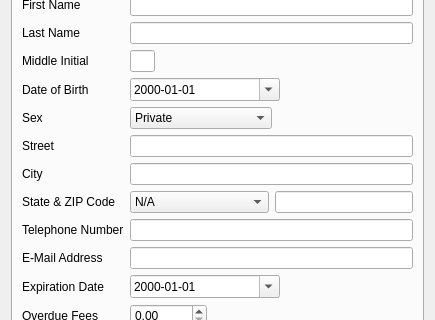
Old version of the form UI/biblioteq_userinfo.ui in the repository textbrowser/biblioteq; both pictures show x 0 to 435 and y 109 to 429 of the 435 by 730 pixel window.
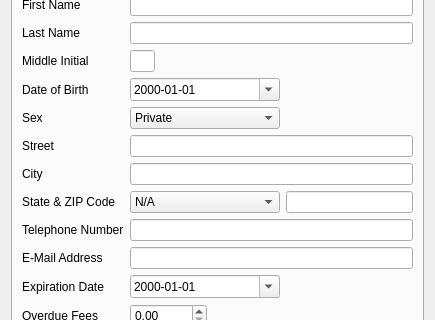
New version of the form. Icons and pictures are not drawn.

Patch:
```diff
--- a/UI/biblioteq_userinfo.ui
+++ b/UI/biblioteq_userinfo.ui
@@ -225,18 +225,15 @@
         <layout class="QHBoxLayout">
          <item>
           <widget class="QComboBox" name="sex">
-           <property name="sizePolicy">
-            <sizepolicy hsizetype="Expanding" vsizetype="Fixed">
-             <horstretch>0</horstretch>
-             <verstretch>0</verstretch>
-            </sizepolicy>
-           </property>
            <property name="currentIndex">
             <number>2</number>
            </property>
            <property name="sizeAdjustPolicy">
             <enum>QComboBox::AdjustToContents</enum>
            </property>
+           <property name="minimumContentsLength">
+            <number>15</number>
+           </property>
            <item>
             <property name="text">
              <string>Female</string>
@@ -308,15 +305,12 @@
         <layout class="QHBoxLayout">
          <item>
           <widget class="QComboBox" name="state">
-           <property name="sizePolicy">
-            <sizepolicy hsizetype="Expanding" vsizetype="Fixed">
-             <horstretch>0</horstretch>
-             <verstretch>0</verstretch>
-            </sizepolicy>
-           </property>
            <property name="sizeAdjustPolicy">
             <enum>QComboBox::AdjustToContents</enum>
            </property>
+           <property name="minimumContentsLength">
+            <number>15</number>
+           </property>
            <item>
             <property name="text">
              <string>N/A</string>
```
